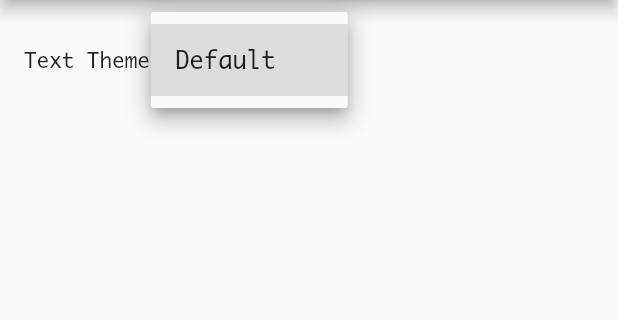
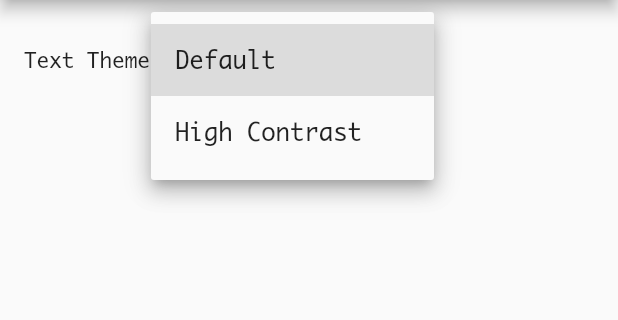
Before and after one commit to alwian/USB-Tour-App, a Flutter app: the SettingsPage screen opened directly, after a tap on "Default", on a phone screen of 412 x 824 dp, the part 84-404 px from its top. Run offline on Flutter 3.47's test engine with Material 2 defaults, Android fonts, the phone set to English and light mode, and no system bars; our stand-ins replace carousel_slider, connectivity, flutter_typeahead, photo_view, shared_preferences, sqflite; accounts and stored records are empty.

Commit message:
Added basic high contrast theme with snack bar telling user to reload

```diff
--- a/lib/ui/pages/settings_page.dart
+++ b/lib/ui/pages/settings_page.dart
@@ -15,6 +15,19 @@ List<_ColorScheme> _colorSchemes = <_ColorScheme>[
       Color(0xFFD5E3AF),
       Color(0xFFD5E3AF),
       Color(0xFF96B24A),
+      Colors.black,
+      Colors.white,
+      Colors.white
+  ),
+  _ColorScheme(
+      'High Contrast',
+      Color(0xFF000000),
+      Color(0xFF000000),
+      Color(0xFF000000),
+      Colors.white,
+      Color(0xFF000000),
+      Color(0xFF000000),
+      Color(0xFF000000),
       Colors.black,
       Colors.white,
       Colors.white
@@ -69,10 +82,12 @@ class SettingsPage extends StatelessWidget {
     prefs.setInt('appBarTextThemeColor', scheme.appBarTextThemeColor.value);
   }
 
+  GlobalKey<ScaffoldState> scaffKey = GlobalKey();
   /// Builds the page.
   @override
   Widget build(BuildContext context) {
     return Scaffold(
+      key: scaffKey,
       appBar: AppBar(
         title: Text('Settings'),
       ),
@@ -85,7 +100,12 @@ class SettingsPage extends StatelessWidget {
                 Text('Text Theme: '),
                 DropdownButton<_ColorScheme>(
                   value: _selectedColorScheme,
-                  onChanged: _setColorScheme,
+                  onChanged: (_ColorScheme value) {
+                    _setColorScheme(value);
+                    scaffKey.currentState.showSnackBar(
+                      SnackBar(content: Text('Please reload the app for changes to take effect!'))
+                    );
+                  },
                   items: _colorSchemes.map((_ColorScheme value) {
                     return DropdownMenuItem<_ColorScheme>(
                       child: Text(value.name),
```
